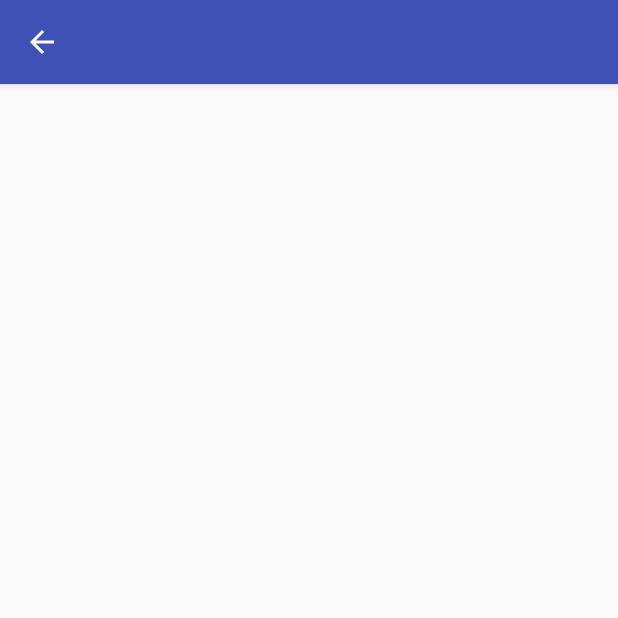
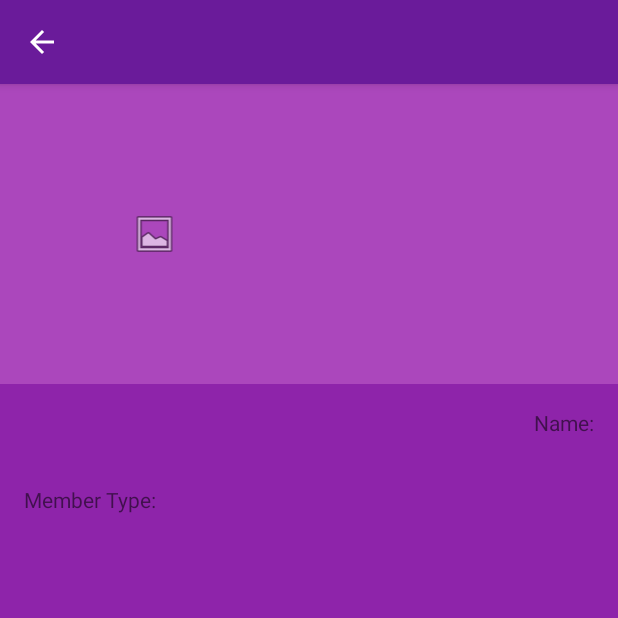
Before and after one commit to jashin/raywenderlich, an Android app: the MemberActivity screen opened directly, with no data from a screen before it, on a phone screen of 412 x 824 dp, the top half of it. Run offline under Robolectric (Android 15) with nearby library versions, the phone set to English and light mode, and no system bars; our stand-ins replace Picasso; pictures from the network do not load.

Commit message:
raltive layout

```diff
--- a/android/beginning-android-layouts/app/build.gradle
+++ b/android/beginning-android-layouts/app/build.gradle
@@ -38,4 +38,5 @@ dependencies {
     androidTestImplementation 'com.android.support.test:runner:1.0.2'
     androidTestImplementation 'com.android.support.test.espresso:espresso-core:3.0.2'
     implementation 'com.squareup.picasso:picasso:2.71828'
+    implementation 'com.android.support.constraint:constraint-layout:1.1.3'
 }
--- a/android/beginning-android-layouts/app/src/main/java/com/raywenderlich/android/octomembers/ui/member/MemberActivity.kt
+++ b/android/beginning-android-layouts/app/src/main/java/com/raywenderlich/android/octomembers/ui/member/MemberActivity.kt
@@ -38,6 +38,7 @@ import androidx.appcompat.app.AppCompatActivity
 import com.raywenderlich.android.octomembers.R
 import com.raywenderlich.android.octomembers.model.Member
 import com.raywenderlich.android.octomembers.repository.remote.RemoteRepository
+import com.squareup.picasso.Picasso
 import kotlinx.android.synthetic.main.activity_member.*
 
 
@@ -77,7 +78,9 @@ class MemberActivity : AppCompatActivity(), MemberContract.View {
     private fun memberLoginFromIntent() = intent.getStringExtra(EXTRA_MEMBER_LOGIN)
 
     override fun showMember(member: Member) {
+        Picasso.get().load(member.avatarUrl).into(memberImage)
         memberName.text = member.name
+        memberType.text = member.type
     }
 
     override fun showErrorRetrievingMember() {
--- a/android/beginning-android-layouts/app/src/main/java/com/raywenderlich/android/octomembers/ui/teammembers/TeamMembersContract.kt
+++ b/android/beginning-android-layouts/app/src/main/java/com/raywenderlich/android/octomembers/ui/teammembers/TeamMembersContract.kt
@@ -39,6 +39,11 @@ interface TeamMembersContract {
     fun showMembers(members: List<Member>)
     fun showErrorRetrievingMembers()
     fun clearMembers()
+    fun showLoading()
+    fun hideLoading()
+    fun disableInput()
+    fun enableInput()
+    fun showEmptyMessage()
   }
 
   interface Presenter {
--- a/android/beginning-android-layouts/app/src/main/res/layout/activity_member.xml
+++ b/android/beginning-android-layouts/app/src/main/res/layout/activity_member.xml
@@ -1,13 +1,78 @@
 <?xml version="1.0" encoding="utf-8"?>
 <LinearLayout xmlns:android="http://schemas.android.com/apk/res/android"
+    xmlns:app="http://schemas.android.com/apk/res-auto"
     xmlns:tools="http://schemas.android.com/tools"
     android:layout_width="match_parent"
     android:layout_height="match_parent"
+    android:layout_gravity="center_horizontal"
+    android:orientation="vertical"
     tools:context="com.raywenderlich.android.octomembers.ui.member.MemberActivity">
+
+    <LinearLayout
+        android:layout_width="match_parent"
+        android:layout_height="200dp"
+        android:background="@color/colorAccent"
+        android:gravity="center">
+
+        <ImageView
+            android:id="@+id/memberImage"
+            android:layout_width="0dp"
+            android:layout_height="wrap_content"
+            android:padding="@dimen/padding_standard"
+            android:layout_weight="3"
+            app:srcCompat="@android:drawable/ic_menu_gallery"></ImageView>
 
         <TextView
             android:id="@+id/memberName"
-    android:layout_width="wrap_content"
-    android:layout_height="wrap_content" />
+            android:layout_width="0dp"
+            android:layout_height="wrap_content"
+            android:layout_weight="3"
+            android:gravity="center"
+            android:textSize="24dp"
+            android:padding="@dimen/padding_standard" />
+    </LinearLayout>
+
+    <LinearLayout
+        android:layout_width="match_parent"
+        android:layout_height="0dp"
+        android:orientation="vertical"
+        android:background="@color/colorPrimaryDark"
+        android:layout_weight="1">
+
+
+        <LinearLayout
+            android:layout_width="match_parent"
+            android:layout_height="wrap_content"
+            android:orientation="horizontal">
+
+            <TextView
+                android:layout_width="0dp"
+                android:layout_height="wrap_content"
+                android:padding="@dimen/padding_standard"
+                android:layout_weight="2"
+                android:gravity="end"
+                android:text="Name:"></TextView>
+
 
         </LinearLayout>
+
+        <LinearLayout
+            android:layout_width="match_parent"
+            android:layout_height="wrap_content"
+            android:orientation="horizontal">
+
+            <TextView
+                android:layout_width="wrap_content"
+                android:layout_height="wrap_content"
+                android:padding="@dimen/padding_standard"
+                android:text="Member Type:"></TextView>
+
+            <TextView
+                android:id="@+id/memberType"
+                android:layout_width="wrap_content"
+                android:layout_height="wrap_content"
+                android:padding="@dimen/padding_standard"></TextView>
+        </LinearLayout>
+
+    </LinearLayout>
+</LinearLayout>
--- a/android/beginning-android-layouts/app/src/main/res/layout/list_item_team_member.xml
+++ b/android/beginning-android-layouts/app/src/main/res/layout/list_item_team_member.xml
@@ -11,6 +11,7 @@
         android:layout_height="@dimen/list_item_height"
         android:layout_alignParentTop="true"
         android:layout_alignParentStart="true"
+        android:contentDescription="@string/contentDescription_teamMemberAvatar"
         app:srcCompat="@android:drawable/ic_menu_gallery" />
 
     <TextView
@@ -32,6 +33,7 @@
         android:layout_marginEnd="@dimen/padding_standard"
         android:textSize="@dimen/type_text_size"
         android:layout_alignBaseline="@id/teamMemberLogin"
+        android:gravity="end"
         android:text="" />
 
 </RelativeLayout>
--- a/android/beginning-android-layouts/app/src/main/res/values/colors.xml
+++ b/android/beginning-android-layouts/app/src/main/res/values/colors.xml
@@ -1,6 +1,6 @@
 <?xml version="1.0" encoding="utf-8"?>
 <resources>
-  <color name="colorPrimary">#3F51B5</color>
-  <color name="colorPrimaryDark">#303F9F</color>
-  <color name="colorAccent">#FF4081</color>
+  <color name="colorPrimary">#6a1b9a</color>
+  <color name="colorPrimaryDark">#8e24aa</color>
+  <color name="colorAccent">#ab47bc </color>
 </resources>
--- a/android/beginning-android-layouts/app/src/main/res/values/strings.xml
+++ b/android/beginning-android-layouts/app/src/main/res/values/strings.xml
@@ -6,4 +6,5 @@
   <string name="error_retrieving_team">Error retrieving team</string>
   <string name="error_retrieving_member">Error retrieving member</string>
   <string name="error_team_name_empty">Team name cannot be empty</string>
+  <string name="contentDescription_teamMemberAvatar">Team member avatar</string>
 </resources>
```
Also changed, not shown: android/beginning-android-layouts/app/src/main/java/com/raywenderlich/android/octomembers/ui/teammembers/TeamMembersActivity.kt (+25 -1 lines), android/beginning-android-layouts/app/src/main/java/com/raywenderlich/android/octomembers/ui/teammembers/TeamMembersPresenter.kt (+26 -1 lines), android/beginning-android-layouts/app/src/main/res/layout/activity_team_members.xml (+40 -7 lines). Lines whose indentation alone changed are shown as unchanged.
